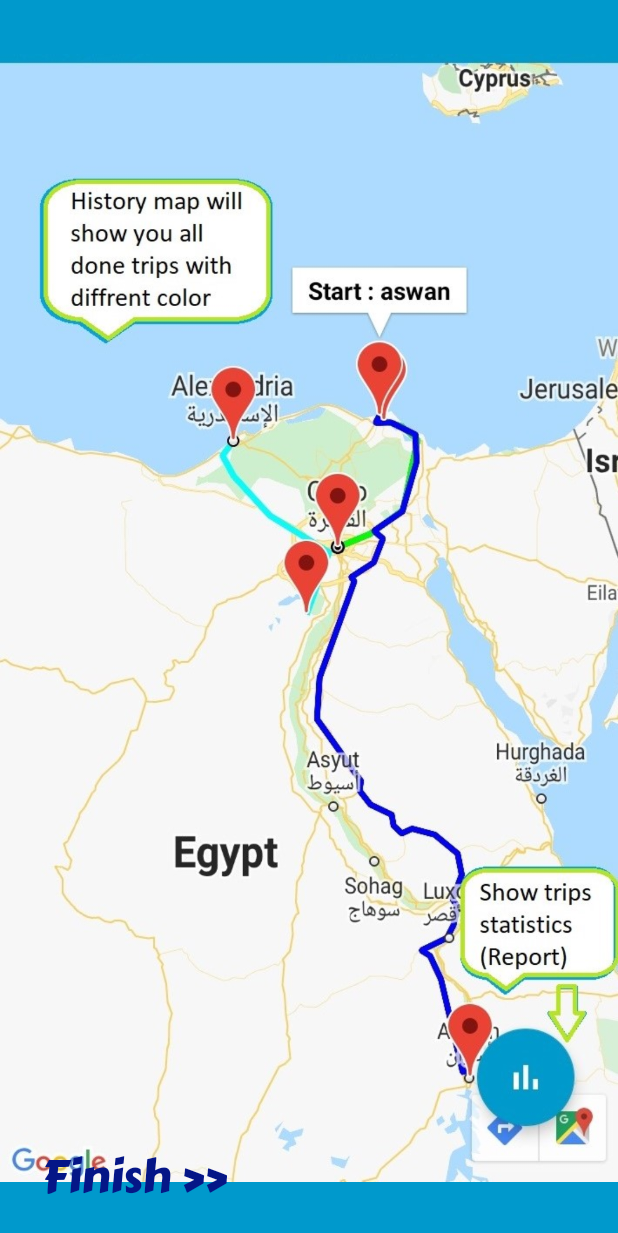
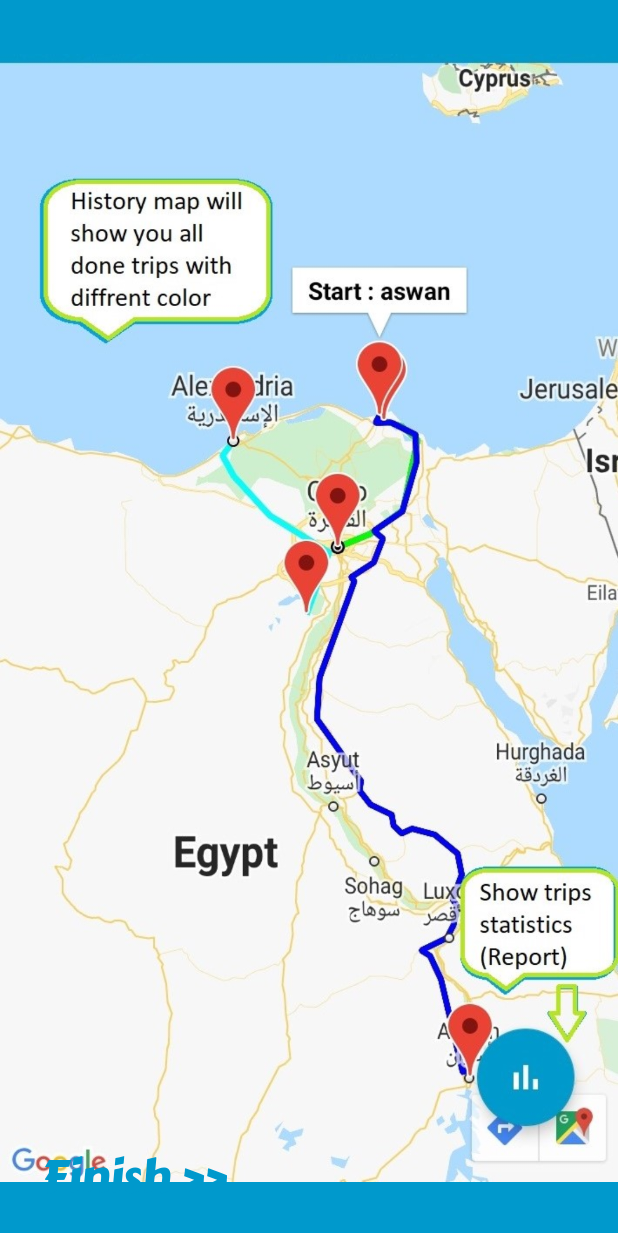
Before and after one commit to AhmedAmr77/Fakarny, an Android app: the layout fragment_nine.xml on its own in the app's theme, with its tools: preview values and no code run, on a phone screen of 412 x 824 dp. Shown: the top 1233 px of the screen. Run offline under Robolectric (Android 15) with nearby library versions, the phone set to English and light mode, and no system bars.

```diff
--- a/app/src/main/res/layout/fragment_nine.xml
+++ b/app/src/main/res/layout/fragment_nine.xml
@@ -26,7 +26,7 @@
         android:clickable="true"
         android:focusable="true"
         android:text="@string/finish"
-        android:textColor="#051687"
+        android:textColor="@color/pro"
         android:textSize="30sp"
         app:layout_constraintBottom_toBottomOf="parent"
         app:layout_constraintEnd_toEndOf="parent"
```
